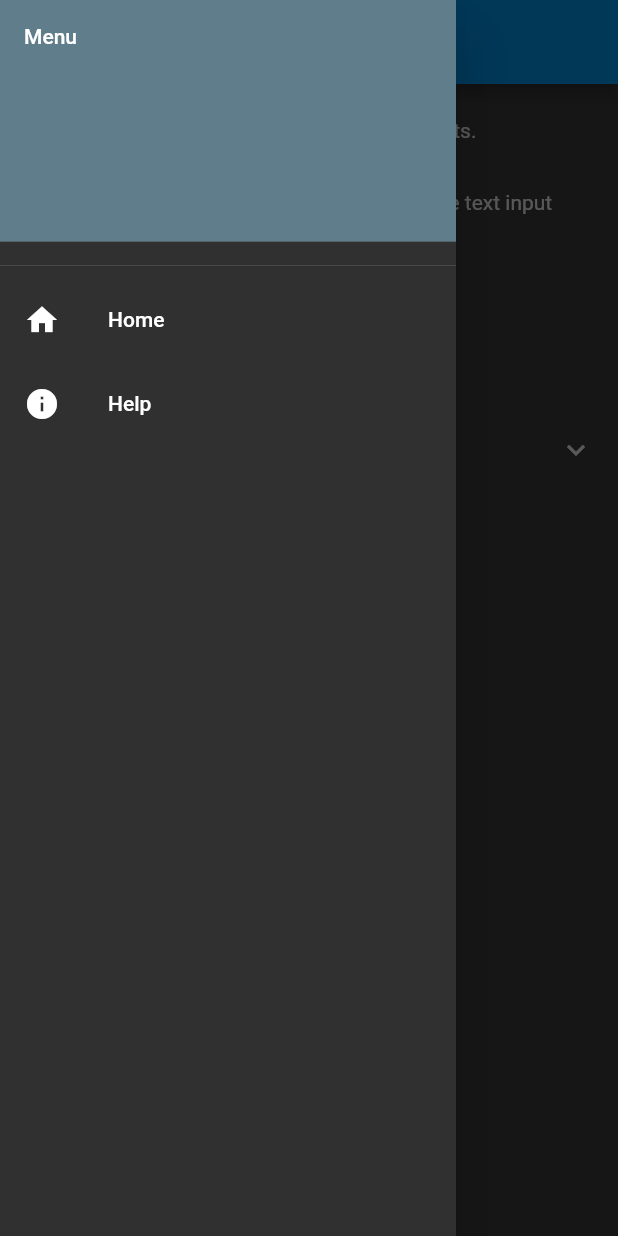
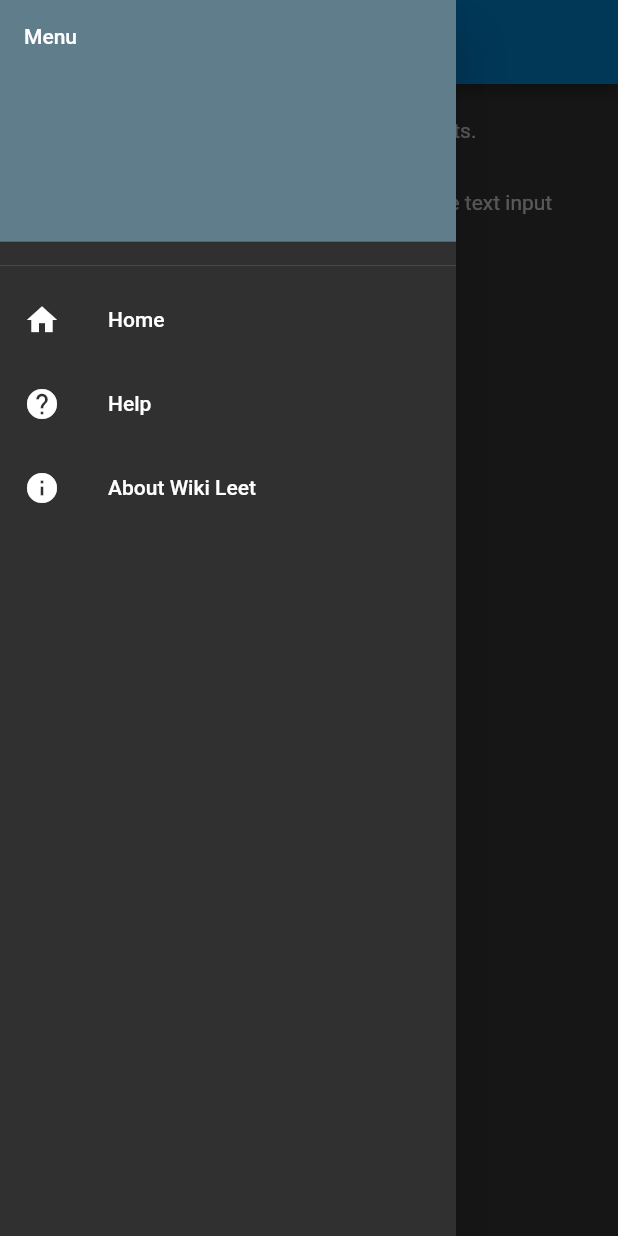
Before and after one commit to gabeduke/leetapp, a Flutter app: the HelpPage screen opened directly, with the side drawer open, on a phone screen of 412 x 824 dp. Run offline on Flutter 3.47's test engine with Material 2 defaults, Android fonts, the phone set to English and light mode, and no system bars; our stand-ins replace cached_network_image, cloud_firestore, firebase_auth, firebase_storage, fluttertoast, google_sign_in and 3 more; accounts and stored records are empty; Roboto replaces fonts that are missing (Hind, Montserrat).

Commit message:
more better about tile

```diff
--- a/lib/drawer.dart
+++ b/lib/drawer.dart
@@ -3,6 +3,7 @@ import 'package:app/home.dart';
 import 'package:flutter/cupertino.dart';
 import 'package:flutter/material.dart';
 import 'package:shared_preferences/shared_preferences.dart';
+import 'package:package_info/package_info.dart';
 
 class LeetDrawer extends StatefulWidget {
   @override
@@ -12,16 +13,38 @@ class LeetDrawer extends StatefulWidget {
 }
 
 class LeetDrawerState extends State<LeetDrawer> {
+
   SharedPreferences prefs;
+  String _projectName = "";
+  String _projectAppID = "";
+  String _projectVersion = "";
+  String _projectCode = "";
+
 
   @override
   void initState() {
     super.initState();
     getSharedPref();
+    getAppInfo();
   }
 
   void getSharedPref() async {
       prefs = await SharedPreferences.getInstance();
+  }
+
+  getAppInfo() async {
+    PackageInfo packageInfo = await PackageInfo.fromPlatform();
+    String projectName = packageInfo.appName;
+    String projectAppID = packageInfo.packageName;
+    String projectVersion = packageInfo.version;
+    String projectCode = packageInfo.buildNumber;
+
+    setState(() {
+      _projectVersion = projectVersion;
+      _projectCode = projectCode;
+      _projectAppID = projectAppID;
+      _projectName = projectName;
+    });
   }
 
   @override
@@ -48,7 +71,7 @@ class LeetDrawerState extends State<LeetDrawer> {
                 );},
             ),
             new ListTile(
-              leading: new Icon(Icons.info),
+              leading: new Icon(Icons.help),
               title: new Text('Help'),
               onTap: () {
                 Navigator.pop(context);
@@ -57,6 +80,12 @@ class LeetDrawerState extends State<LeetDrawer> {
                 new MaterialPageRoute(builder: (ctxt) => new HelpPage()),
                 );},
             ),
+            new AboutListTile(
+              icon: new Icon(Icons.info),
+              applicationName: "Wiki Leet",
+              applicationVersion: _projectVersion + "+" + _projectCode,
+              applicationLegalese: _projectAppID,
+            ),
           ],
         ),
         );
--- a/lib/help.dart
+++ b/lib/help.dart
@@ -1,41 +1,9 @@
 import 'package:flutter/cupertino.dart';
 import 'package:flutter/material.dart';
 import 'package:app/drawer.dart';
-import 'package:package_info/package_info.dart';
 
-class HelpPage extends StatefulWidget {
-  @override
-  HelpPageState createState() => new HelpPageState();
-}
+class HelpPage extends StatelessWidget {
 
-class HelpPageState extends State<HelpPage> {
-
-  String _projectName = "";
-  String _projectAppID = "";
-  String _projectVersion = "";
-  String _projectCode = "";
-
-
-  @override
-  initState() {
-    super.initState();
-    getAppInfo();
-  }
-
-  getAppInfo() async {
-    PackageInfo packageInfo = await PackageInfo.fromPlatform();
-    String projectName = packageInfo.appName;
-    String projectAppID = packageInfo.packageName;
-    String projectVersion = packageInfo.version;
-    String projectCode = packageInfo.buildNumber;
-
-    setState(() {
-      _projectVersion = projectVersion;
-      _projectCode = projectCode;
-      _projectAppID = projectAppID;
-      _projectName = projectName;
-    });
-  }
 
   // Platform messages are asynchronous, so we initialize in an async method.
 
@@ -51,7 +19,7 @@ class HelpPageState extends State<HelpPage> {
           children: <Widget>[
             new ListTile (
               // leading: new Icon(Icons.help),
-              title: Text(_projectName),
+              title: Text("Wiki Leet"),
               // title: const Text("Help"),
               subtitle: const Text('''Wiki Leet is an application for tracking wish lists.
 
@@ -59,57 +27,6 @@ Usage:
   1. From the Home screen, enter items into the text input field to create a wish list
   2. Swipe items to remove them from the list
 ''')),
-            new Container(
-              height: 10,
-            ),
-            new AboutListTile(
-              applicationName: _projectName,
-              applicationVersion: _projectVersion,
-              applicationLegalese: _projectAppID,
-              icon: new Icon(Icons.info),
-            ),
-            new Container(
-              height: 10,
-            ),
-            new ExpansionTile(
-              leading: new Icon(Icons.info),
-              title: const Text('Info'),
-              children: <Widget>[
-                new Container(
-                  height: 10.0,
-                ),
-                new ListTile(
-                  leading: new Icon(Icons.arrow_right),
-                  title: const Text('Name'),
-                  subtitle: new Text(_projectName),
-                ),
-                new Divider(
-                  height: 20.0,
-                ),
-                  new ListTile(
-                  leading: new Icon(Icons.arrow_right),
-                  title: const Text('Version Name'),
-                  subtitle: new Text(_projectVersion),
-                ),
-                new Divider(
-                  height: 20.0,
-                ),
-                new ListTile(
-                  leading: new Icon(Icons.arrow_right),
-                  title: const Text('Version Code'),
-                  subtitle: new Text(_projectCode),
-                ),
-                new Divider(
-                  height: 20.0,
-                ),
-                new ListTile(
-                  leading: new Icon(Icons.arrow_right),
-                  title: const Text('App ID'),
-                  subtitle: new Text(_projectAppID),
-                ),
-
-              ],
-            ),
           ],
         ),
       )
--- a/lib/main.dart
+++ b/lib/main.dart
@@ -7,7 +7,6 @@ class MyApp extends StatelessWidget {
   @override
   Widget build(BuildContext context) {
     return new MaterialApp(
-      title: 'Leet App',
       theme: ThemeData(
         // Define the default Brightness and Colors
         brightness: Brightness.dark,
```
